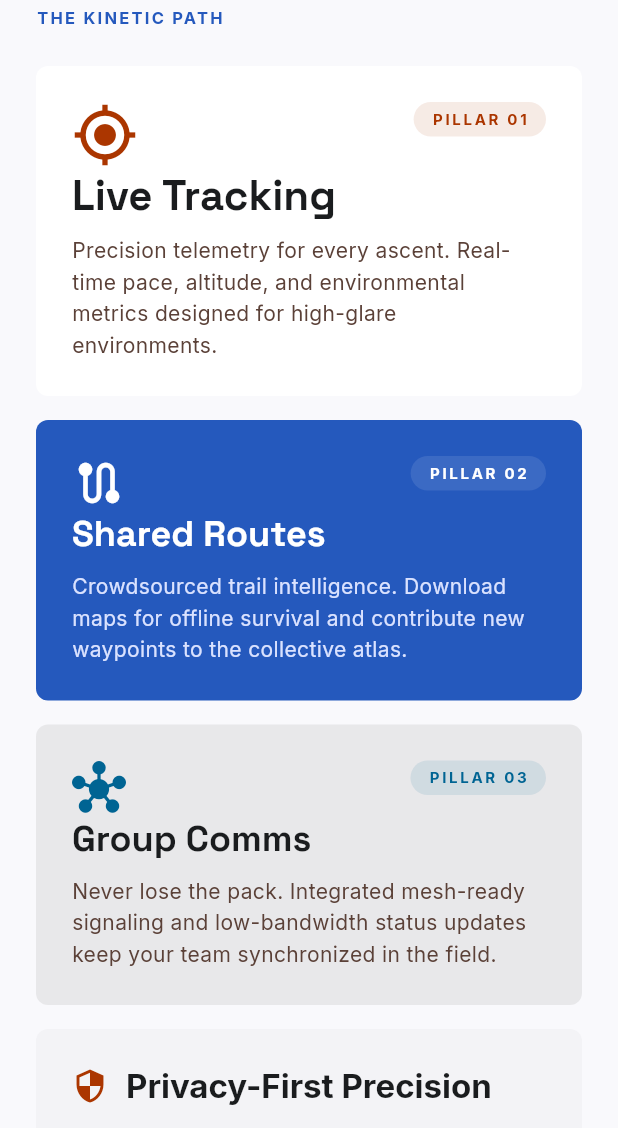
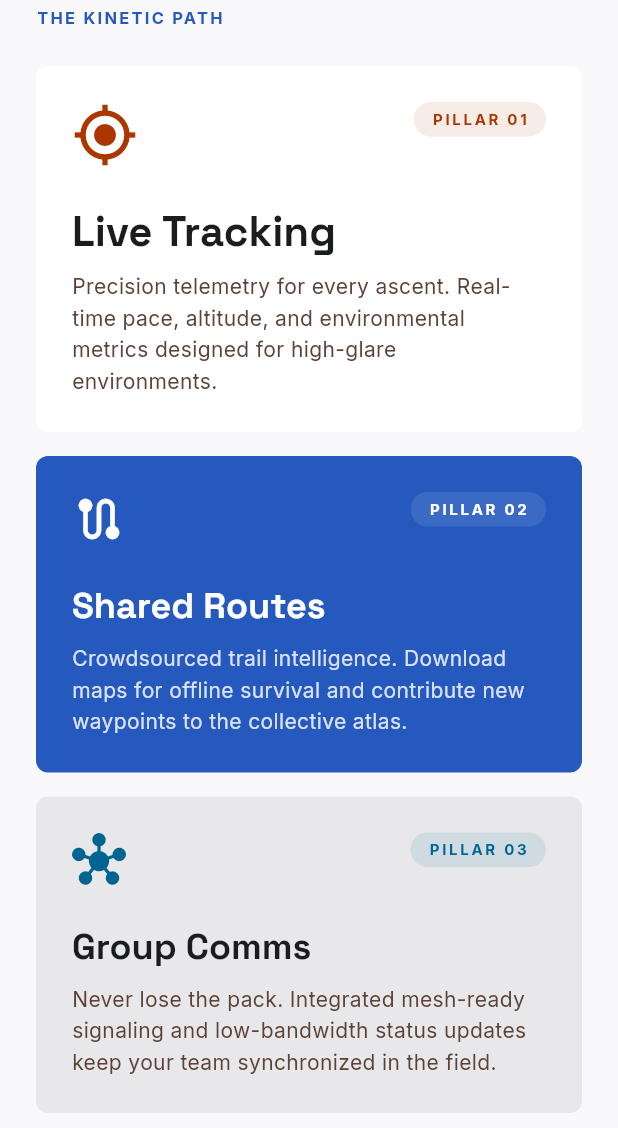
Before and after one commit to ankitjha67/PackPath, a Flutter app: the screen it shows after launch, on a phone screen of 412 x 824 dp, the part 108-1236 px from its top. Run offline on Flutter 3.47's test engine with Material 3 defaults, Android fonts, the phone set to English and light mode, and no system bars; our stand-ins replace dio, firebase_core, firebase_messaging, flutter_map, flutter_riverpod, geolocator and 6 more; missing offline and left inert: livekit_client; accounts and stored records are empty.

Commit message:
fix(onboarding): replace Spacer with SizedBox in PillarCard
Spacer expands to fill available space (uses Expanded internally),
which fails when the parent has unbounded height (Container with
minHeight but no maxHeight inside SingleChildScrollView). Replaced
with a fixed AppSpacing.lg gap.

Verified rendering on Flutter web (Chrome, Pixel 7 viewport) - all
pillar cards, gradient CTA, Material Symbols icons, Space Grotesk
+ Inter typography, Safety Orange + Pathfinder Blue palette all
faithful to designs/onboarding/screen.png.

```diff
--- a/apps/mobile/lib/features/onboarding/onboarding_screen.dart
+++ b/apps/mobile/lib/features/onboarding/onboarding_screen.dart
@@ -199,7 +199,7 @@ class _PillarCard extends StatelessWidget {
               ),
             ],
           ),
-          const Spacer(),
+          const SizedBox(height: AppSpacing.lg),
           Text(
             title,
             style: (large ? text.headlineMedium : text.headlineSmall)?.copyWith(
```
